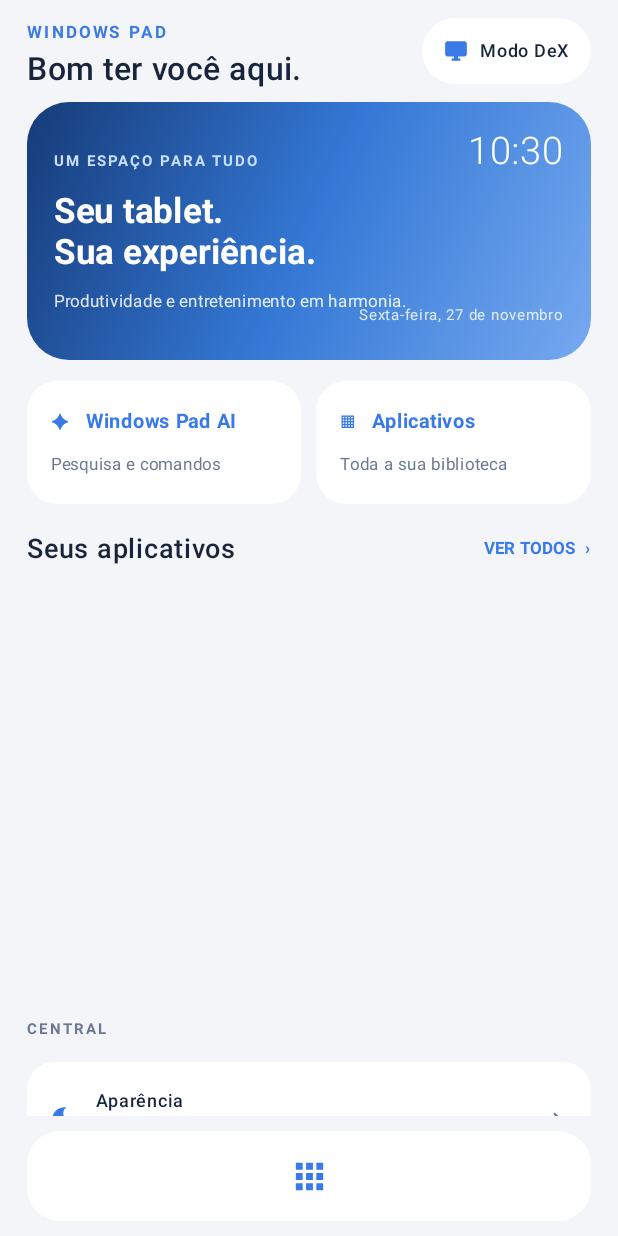
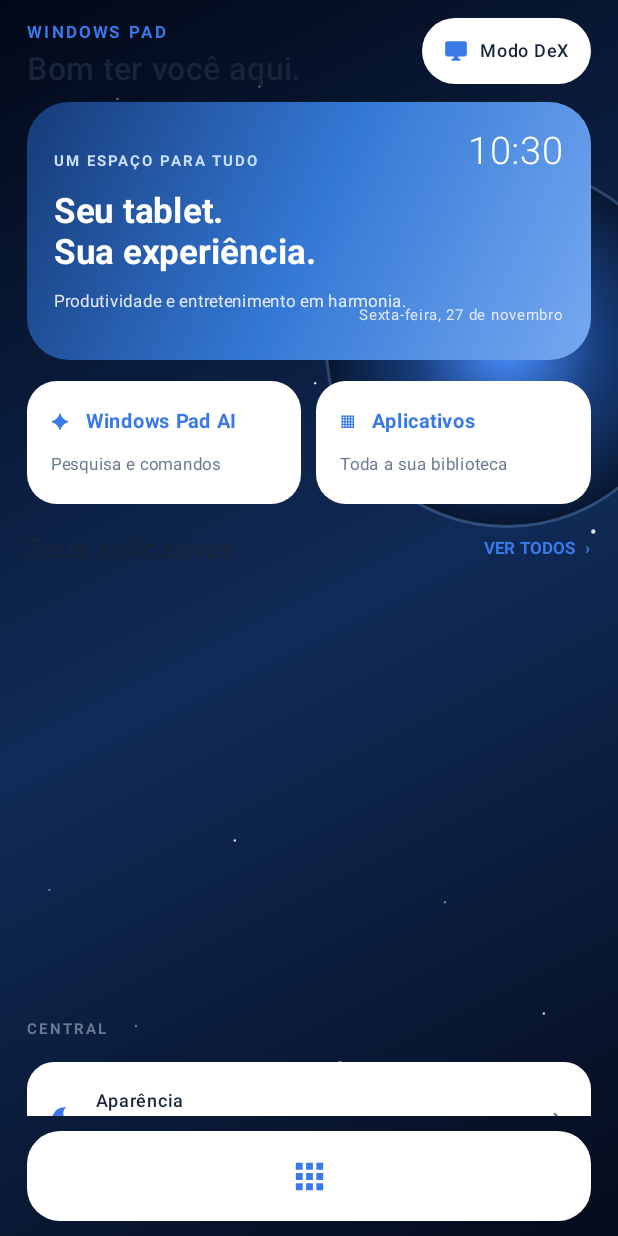
Before and after one commit to thsantz/WindowsPad, an Android app built with Jetpack Compose: the screen it shows after launch (MainActivity), on a phone screen of 412 x 824 dp. Run offline under Robolectric (Android 15) with nearby library versions, the phone set to English and light mode, and no system bars.

Commit message:
Add clean space wallpaper and wallpaper picker

```diff
--- a/app/src/main/java/com/thsantz/windowspad/MainActivity.kt
+++ b/app/src/main/java/com/thsantz/windowspad/MainActivity.kt
@@ -67,6 +67,8 @@ class MainActivity : ComponentActivity() {
             var dex by remember { mutableStateOf(prefs.getBoolean("dex_mode", false)) }
             var drawer by remember { mutableStateOf(false) }
             var assistant by remember { mutableStateOf(false) }
+            var wallpaper by remember { mutableStateOf(prefs.getString("wallpaper", "space") ?: "space") }
+            var wallpaperPicker by remember { mutableStateOf(false) }
             val dark = isSystemInDarkTheme()
             val bg = if (dark) Color(0xFF10151F) else Color(0xFFF3F5F9)
             val ink = if (dark) Color(0xFFF2F5FC) else Color(0xFF17243A)
@@ -76,6 +78,7 @@ class MainActivity : ComponentActivity() {
             BackHandler(drawer || assistant) { drawer = false; assistant = false }
             MaterialTheme(colorScheme = if (dark) darkColorScheme(primary = accent) else lightColorScheme(primary = accent)) {
                 Surface(Modifier.fillMaxSize(), color = bg) {
+                    if (!dex) WallpaperBackground(wallpaper, Modifier.fillMaxSize())
                     if (dex) {
                         DexDesktop(apps, recentPackages, ink, muted, accent,
                             onOpen = ::openApp,
@@ -84,11 +87,17 @@ class MainActivity : ComponentActivity() {
                             onSettings = { openSettings(Settings.ACTION_SETTINGS) })
                     } else {
                         TabletHome(apps, recentPackages, card, ink, muted, accent,
+                            onWallpaper = { wallpaperPicker = true },
                             onOpen = ::openApp, onDrawer = { drawer = true },
                             onAssistant = { assistant = true },
                             onDex = { dex = true; prefs.edit().putBoolean("dex_mode", true).apply() },
                             onSettings = { openSettings(Settings.ACTION_SETTINGS) })
                     }
+                    if (wallpaperPicker) WallpaperPicker(
+                        selected = wallpaper,
+                        onSelect = { wallpaper = it; prefs.edit().putString("wallpaper", it).apply(); wallpaperPicker = false },
+                        onClose = { wallpaperPicker = false }
+                    )
                     if (drawer) AppDrawer(apps, ink, muted, card, { drawer = false }, { drawer = false; openApp(it) })
                     if (assistant) AssistantSheet(ink, muted, card, accent,
                         onClose = { assistant = false },
@@ -184,6 +193,81 @@ class MainActivity : ComponentActivity() {
     }
 }
 
+
+@Composable
+private fun WallpaperBackground(style: String, modifier: Modifier = Modifier) {
+    val colors = when (style) {
+        "aurora" -> listOf(Color(0xFF071D2B), Color(0xFF124C5B), Color(0xFF132344))
+        "minimal" -> listOf(Color(0xFF172235), Color(0xFF263A54), Color(0xFF101827))
+        else -> listOf(Color(0xFF020817), Color(0xFF102B58), Color(0xFF050B1B))
+    }
+    Box(modifier.background(Brush.linearGradient(colors))) {
+        androidx.compose.foundation.Canvas(Modifier.fillMaxSize()) {
+            val w = size.width
+            val h = size.height
+            val stars = listOf(
+                .05f to .12f, .12f to .28f, .19f to .08f, .27f to .39f, .34f to .16f,
+                .42f to .07f, .51f to .31f, .59f to .12f, .67f to .24f, .76f to .09f,
+                .83f to .34f, .91f to .18f, .96f to .43f, .08f to .72f, .22f to .83f,
+                .38f to .68f, .55f to .86f, .72f to .73f, .88f to .82f
+            )
+            stars.forEachIndexed { index, point ->
+                drawCircle(Color.White.copy(alpha = if (index % 3 == 0) .85f else .42f),
+                    radius = if (index % 4 == 0) 2.2f else 1.2f,
+                    center = androidx.compose.ui.geometry.Offset(w * point.first, h * point.second))
+            }
+            if (style == "space") {
+                drawCircle(
+                    brush = Brush.radialGradient(
+                        colors = listOf(Color(0xFF4A8FFF), Color(0xFF173D7B), Color(0xFF07142B)),
+                        center = androidx.compose.ui.geometry.Offset(w * .82f, h * .28f),
+                        radius = w * .30f
+                    ),
+                    radius = w * .29f,
+                    center = androidx.compose.ui.geometry.Offset(w * .82f, h * .28f)
+                )
+                drawCircle(Color(0xFF9ACBFF).copy(alpha = .22f), radius = w * .292f,
+                    center = androidx.compose.ui.geometry.Offset(w * .82f, h * .28f),
+                    style = androidx.compose.ui.graphics.drawscope.Stroke(width = 3f))
+            }
+        }
+    }
+}
+
+@Composable
+private fun WallpaperPicker(selected: String, onSelect: (String) -> Unit, onClose: () -> Unit) {
+    AlertDialog(
+        onDismissRequest = onClose,
+        title = { Text("Papel de parede") },
+        text = {
+            Column(verticalArrangement = Arrangement.spacedBy(10.dp)) {
+                listOf("space" to "Espaço profundo", "aurora" to "Aurora azul", "minimal" to "Azul minimalista").forEach { (id, label) ->
+                    Surface(
+                        onClick = { onSelect(id) },
+                        shape = RoundedCornerShape(16.dp),
+                        color = if (selected == id) Color(0xFF3979E8).copy(alpha = .16f) else MaterialTheme.colorScheme.surfaceVariant,
+                        border = if (selected == id) androidx.compose.foundation.BorderStroke(2.dp, Color(0xFF3979E8)) else null
+                    ) {
+                        Row(Modifier.fillMaxWidth().padding(14.dp), verticalAlignment = Alignment.CenterVertically) {
+                            Box(Modifier.size(54.dp, 38.dp).clip(RoundedCornerShape(9.dp)).background(
+                                when (id) {
+                                    "aurora" -> Brush.linearGradient(listOf(Color(0xFF071D2B), Color(0xFF19A7A0), Color(0xFF132344)))
+                                    "minimal" -> Brush.linearGradient(listOf(Color(0xFF172235), Color(0xFF263A54)))
+                                    else -> Brush.linearGradient(listOf(Color(0xFF020817), Color(0xFF245B9A)))
+                                }
+                            ))
+                            Spacer(Modifier.width(12.dp))
+                            Text(label, modifier = Modifier.weight(1f), fontWeight = FontWeight.SemiBold)
+                            if (selected == id) Icon(Icons.Default.ChevronRight, null, tint = Color(0xFF3979E8))
+                        }
+                    }
+                }
+            }
+        },
+        confirmButton = { TextButton(onClick = onClose) { Text("Concluir") } }
+    )
+}
+
 @Composable
 private fun AppIcon(app: PadApp, size: Int, modifier: Modifier = Modifier) {
     AndroidView(modifier = modifier.size(size.dp), factory = { ctx ->
@@ -204,7 +288,7 @@ private fun AppTile(app: PadApp, ink: Color, onClick: () -> Unit, desktop: Boole
 @Composable
 private fun TabletHome(
     apps: List<PadApp>, recentPackages: List<String>, card: Color, ink: Color, muted: Color, accent: Color,
-    onOpen: (PadApp) -> Unit, onDrawer: () -> Unit, onAssistant: () -> Unit, onDex: () -> Unit, onSettings: () -> Unit
+    onOpen: (PadApp) -> Unit, onDrawer: () -> Unit, onAssistant: () -> Unit, onDex: () -> Unit, onSettings: () -> Unit, onWallpaper: () -> Unit
 ) {
     BoxWithConstraints(Modifier.fillMaxSize()) {
         val wide = maxWidth >= 760.dp
@@ -238,6 +322,9 @@ private fun TabletHome(
                         SideCard("Aparência", "Tema e personalização", Icons.Default.DarkMode, card, ink, muted, onSettings)
                         SideCard("Conectividade", "Wi-Fi e Bluetooth", Icons.Default.Wifi, card, ink, muted, onSettings)
                         SideCard("Configurações", "Preferências do tablet", Icons.Default.Settings, card, ink, muted, onSettings)
+                    Spacer(Modifier.height(9.dp))
+                    SideCard("Papel de parede", "Escolha seu visual", Icons.Default.DarkMode, card, ink, muted, onWallpaper)
+                        SideCard("Papel de parede", "Escolha seu visual", Icons.Default.DarkMode, card, ink, muted, onWallpaper)
                         Spacer(Modifier.weight(1f))
                         Text("Windows Pad  •  0.3.0", color = muted, fontSize = 10.sp)
                     }
```
